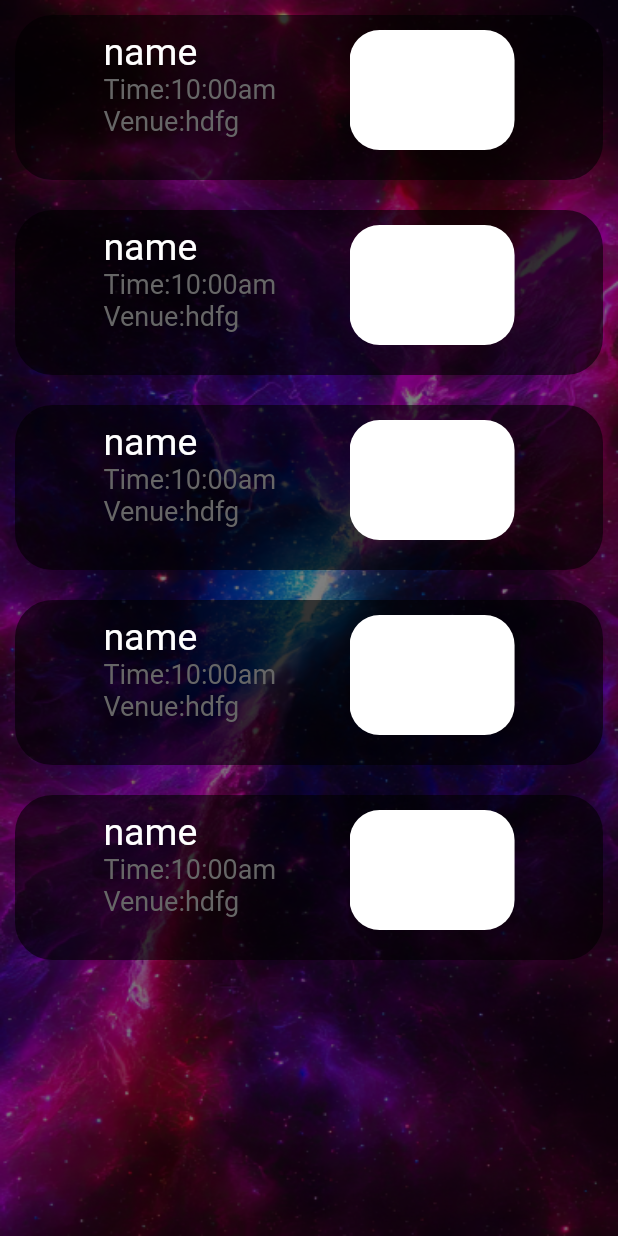
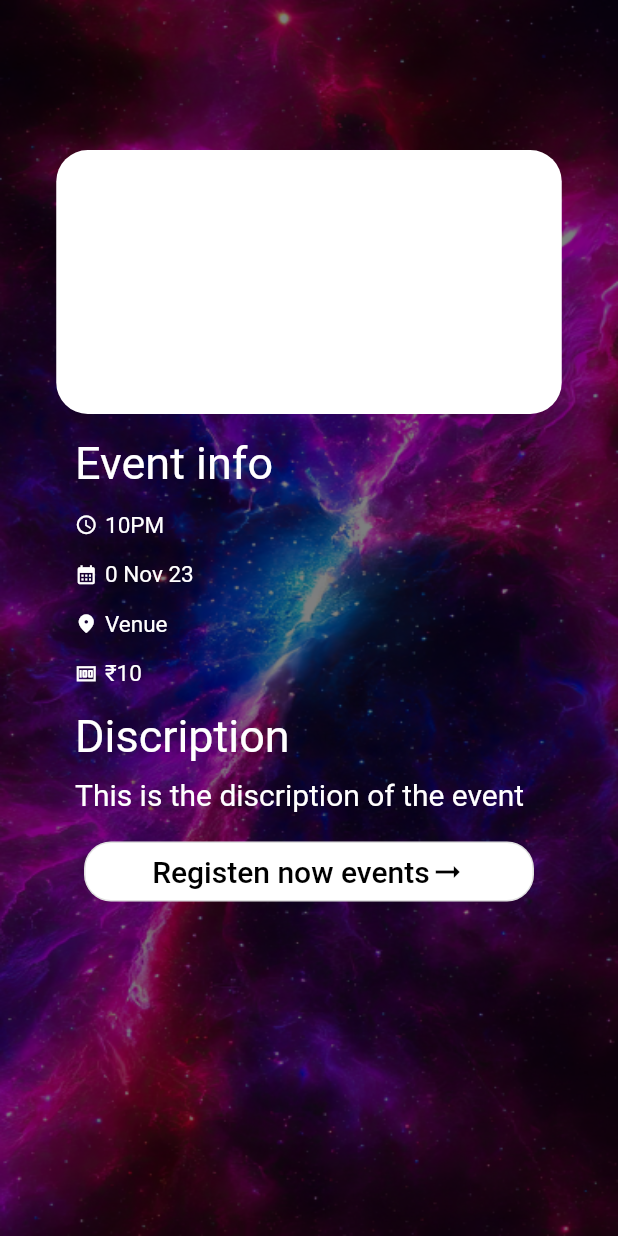
Before and after one commit to Youthopia-dit/Youthopia-App, a Flutter app: the screen it shows after launch, on a phone screen of 412 x 824 dp. Run offline on Flutter 3.47's test engine with Material 2 defaults, Android fonts, the phone set to English and light mode, and no system bars.

Commit message:
Added about screen

```diff
--- /dev/null
+++ b/lib/Screens/Event_info.dart
@@ -0,0 +1,138 @@
+import 'package:flutter/material.dart';
+import 'package:youthopia/utils/widget_extensions.dart';
+import 'package:youthopia/widgets/background_scaffold.dart';
+
+class EventInfo extends StatefulWidget {
+  const EventInfo({super.key, required this.time, required this.date,required this.venue, required this.fee});
+  final String time;
+  // const EventInfo({super.key, required this.date});
+  final String date;
+  // const EventInfo({super.key, required this.venue});
+  final String venue;
+
+  final String fee;
+
+
+
+  @override
+  State<EventInfo> createState() => _EventInfoState();
+}
+
+class _EventInfoState extends State<EventInfo> {
+  @override
+  Widget build(BuildContext context) {
+    return BackgroundScaffold(
+      child: Column(children: [
+        Container(
+          width: 337,
+          height: 176,
+          decoration: BoxDecoration(
+            color: Colors.white,
+            borderRadius: BorderRadius.circular(21),
+          ),
+        ).paddingForOnly(top: 100),
+        Row(
+          children: [
+            Text("Event info",
+                style: TextStyle(
+                  fontSize: 30,
+                  color: Colors.white,
+                ))
+          ],
+        ).paddingForOnly(left: 50, top: 15,),
+        Row(
+          children: [
+            Icon(
+              Icons.watch_later_outlined,
+              size: 15,
+              color: Colors.white,
+            ).paddingForOnly(left: 50, top: 15, right: 5),
+            Text(widget.time,
+                style: TextStyle(
+                  fontSize: 15,
+                  color: Colors.white,
+                )).paddingForOnly(top: 15),
+          ],
+        ),
+        Row(
+          children: [
+            Icon(
+              Icons.calendar_month,
+              size: 15,
+              color: Colors.white,
+            ).paddingForOnly(left: 50, top: 15, right: 5),
+            Text("0 Nov 23",
+                style: TextStyle(
+                  fontSize: 15,
+                  color: Colors.white,
+                )).paddingForOnly(top: 15),
+          ],
+        ),
+        Row(
+          children: [
+            Icon(
+              Icons.location_on_rounded,
+              size: 15,
+              color: Colors.white,
+            ).paddingForOnly(left: 50, top: 15, right: 5),
+            Text("Venue",
+                style: TextStyle(
+                  fontSize: 15,
+                  color: Colors.white,
+                )).paddingForOnly(top: 15),
+          ],
+        ),
+        Row(
+          children: [
+            Icon(
+              Icons.money,
+              size: 15,
+              color: Colors.white,
+            ).paddingForOnly(left: 50, top: 15, right: 5),
+            Text("₹10",
+                style: TextStyle(
+                  fontSize: 15,
+                  color: Colors.white,
+                )).paddingForOnly(top: 15),
+          ],
+        ),
+        Row(children: [
+          Text("Discription",
+              style: TextStyle(
+                fontSize: 30,
+                color: Colors.white,
+              )),
+        ]).paddingForOnly(left: 50, top: 15, right: 5),
+        Row(children: [
+          Text("This is the discription of the event",
+              style: TextStyle(
+                fontSize: 20,
+                color: Colors.white,
+              ))
+        ]).paddingForOnly(left: 50, top: 10, right: 5),
+        SizedBox(
+          width: 300.0,
+          height: 40.0,
+          child: OutlinedButton(
+            onPressed: () {},
+            style: OutlinedButton.styleFrom(
+                backgroundColor: Colors.white,
+                shape: RoundedRectangleBorder(
+                  borderRadius: BorderRadius.circular(18.0),
+                )),
+            child: Row(mainAxisAlignment: MainAxisAlignment.center, children: [
+              Text(
+                'Registen now events',
+                style: TextStyle(color: Colors.black, fontSize: 20),
+              ),
+              Icon(
+                Icons.arrow_right_alt_sharp,
+                color: Colors.black,
+              )
+            ]),
+          ),
+        ).paddingForOnly(top: 20),
+      ]),
+    );
+  }
+}
--- a/lib/main.dart
+++ b/lib/main.dart
@@ -1,5 +1,6 @@
 import 'package:flutter/material.dart';
 import 'package:youthopia/screens/BottomNavbar.dart';
+import 'package:youthopia/screens/Event_info.dart';
 import 'package:youthopia/screens/splash_screen.dart';
 import 'package:youthopia/screens/Registered_event.dart';
 import 'package:youthopia/screens/login_screen.dart';
@@ -18,6 +19,7 @@ class MyApp extends StatelessWidget {
   @override
   Widget build(BuildContext context) {
     return const MaterialApp(
-        home: Registered_event());
+        home: EventInfo(time: '10PM',date: '10 Nov', venue: 'chanakya', fee: '₹100',));
+
   }
 }
--- a/lib/widgets/background_scaffold.dart
+++ b/lib/widgets/background_scaffold.dart
@@ -8,6 +8,8 @@ class BackgroundScaffold extends StatelessWidget {
   Widget build(BuildContext context) {
     return Scaffold(
       body: Container(
+        width: MediaQuery.of(context).size.width,
+          height: MediaQuery.of(context).size.height,
           decoration: BoxDecoration(
             image: DecorationImage(
                 image: AssetImage('Assets/background_image.png'),
```
Also changed, not shown: lib/screens/college_screen.dart (+1 -10 lines), Assets/Image_89.png (added).
